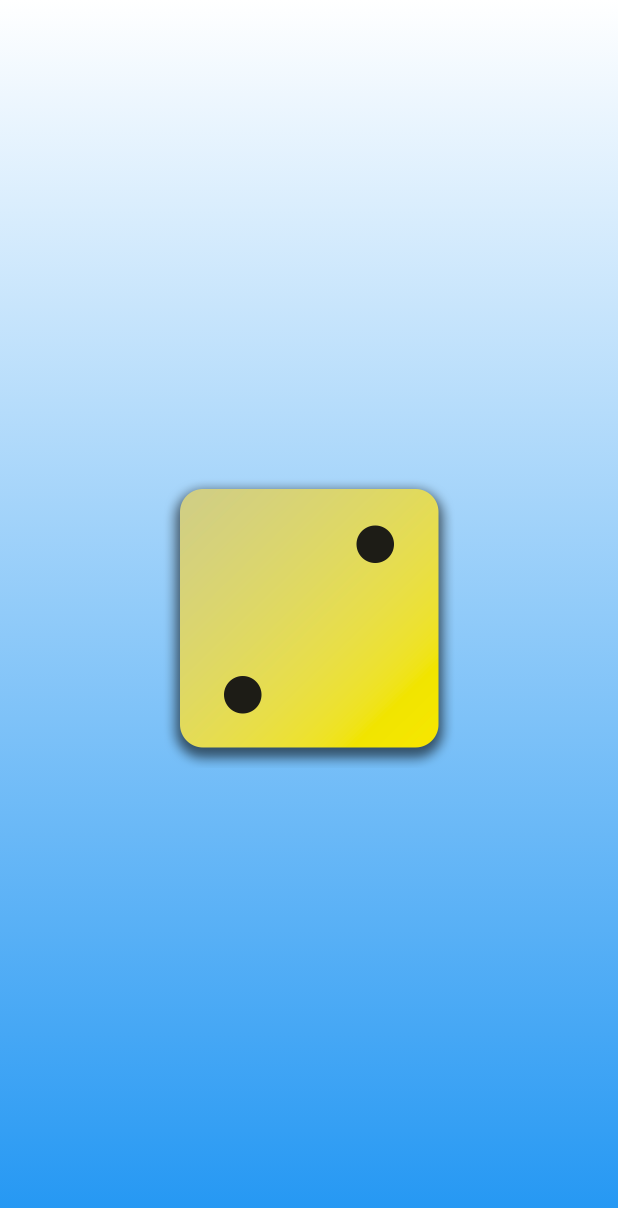
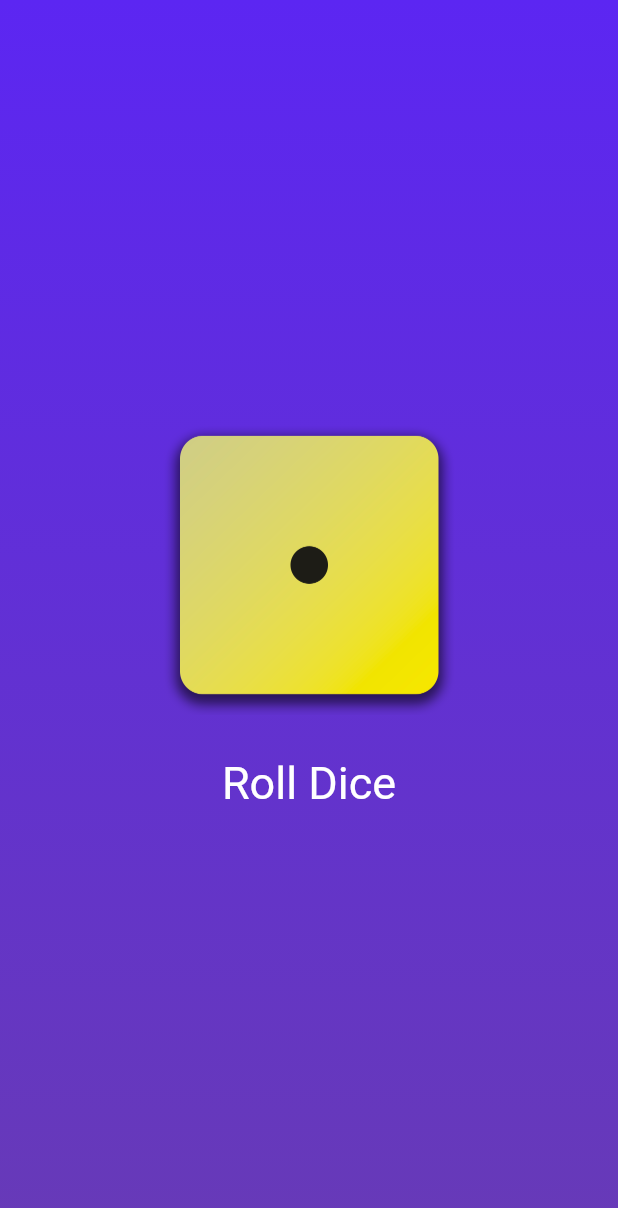
Before and after one commit to RidwanRizqi/Roll-Dice-App, a Flutter app: the screen it shows after launch, on a phone screen of 412 x 824 dp. Shown: the top 1208 px of the screen. Run offline on Flutter 3.47's test engine with Material 2 defaults, Android fonts, the phone set to English and light mode, and no system bars.

```diff
--- /dev/null
+++ b/lib/dice_roller.dart
@@ -0,0 +1,43 @@
+import 'package:flutter/material.dart';
+
+class DiceRoller extends StatefulWidget {
+  const DiceRoller({super.key});
+
+  @override
+  State<DiceRoller> createState() => _DiceRollerState();
+}
+
+class _DiceRollerState extends State<DiceRoller> {
+  var activeDiceImage = 'assets/images/dice-1.png';
+
+  void rollDice() {
+    setState(() {
+      activeDiceImage = 'assets/images/dice-2.png';
+    });
+  }
+
+  @override
+  Widget build(BuildContext context) {
+    return Column(
+      mainAxisSize: MainAxisSize.min,
+      children: [
+        Image.asset(
+          activeDiceImage,
+          width: 200,
+        ),
+        const SizedBox(height: 20),
+        TextButton(
+          onPressed: rollDice,
+          style: TextButton.styleFrom(
+            // padding: const EdgeInsets.only(
+            //   top: 20,
+            // ),
+            foregroundColor: Colors.white,
+            textStyle: const TextStyle(fontSize: 30),
+          ),
+          child: const Text('Roll Dice'),
+        ),
+      ],
+    );
+  }
+}
--- a/lib/gradient_container.dart
+++ b/lib/gradient_container.dart
@@ -1,4 +1,5 @@
 import 'package:flutter/material.dart';
+import 'package:first_app/dice_roller.dart';
 
 const startAlignment = Alignment.topCenter;
 const endAlignment = Alignment.bottomCenter;
@@ -27,10 +28,7 @@ class GradientContainer extends StatelessWidget {
         ),
       ),
       child: Center(
-        child: Image.asset(
-          'assets/images/dice-2.png',
-          width: 200,
-        ),
+        child: DiceRoller(),
       ),
     );
   }
--- a/lib/main.dart
+++ b/lib/main.dart
@@ -5,7 +5,8 @@ void main() {
   runApp(
     const MaterialApp(
       home: Scaffold(
-        body: GradientContainer(Colors.white, Colors.blue),
+        body: GradientContainer(
+            Color.fromARGB(255, 92, 38, 242), Colors.deepPurple),
       ),
     ),
   );
```
